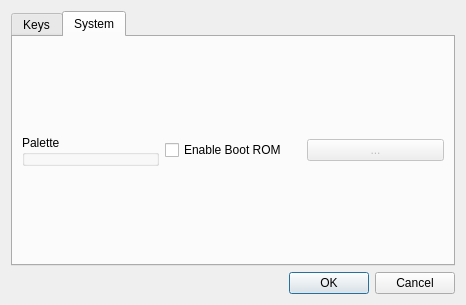
Before: the Qt Designer form srcs/ui/Preference.ui in noctuelles/gbemu, drawn with Qt 5.
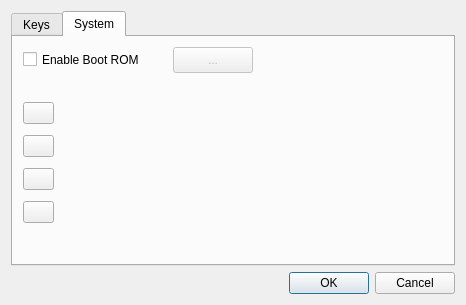
After: the same form once the commit is applied.

Commit message: feat: refactored settings. color picker.

Patch:
```diff
--- a/srcs/ui/Preference.ui
+++ b/srcs/ui/Preference.ui
@@ -182,49 +182,75 @@
       <attribute name="title">
        <string>System</string>
       </attribute>
-      <layout class="QVBoxLayout" name="verticalLayout_4">
-       <item>
-        <layout class="QHBoxLayout" name="horizontalLayout_10">
-         <item>
-          <widget class="QGroupBox" name="groupBox">
-           <property name="title">
-            <string>Palette</string>
-           </property>
-           <widget class="QPushButton" name="color">
+      <widget class="QWidget" name="verticalLayoutWidget">
             <property name="geometry">
              <rect>
-              <x>20</x>
-              <y>40</y>
-              <width>94</width>
-              <height>26</height>
-             </rect>
-            </property>
+         <x>10</x>
+         <y>60</y>
+         <width>31</width>
+         <height>131</height>
+        </rect>
+       </property>
+       <layout class="QVBoxLayout" name="verticalLayout_2">
+        <item>
+         <widget class="QPushButton" name="color0">
             <property name="text">
-             <string>Color</string>
-            </property>
-           </widget>
+           <string/>
+          </property>
+         </widget>
+        </item>
+        <item>
+         <widget class="QPushButton" name="color1">
+          <property name="text">
+           <string/>
+          </property>
           </widget>
          </item>
          <item>
+         <widget class="QPushButton" name="color2">
+          <property name="text">
+           <string/>
+          </property>
+         </widget>
+        </item>
+        <item>
+         <widget class="QPushButton" name="color3">
+          <property name="text">
+           <string/>
+          </property>
+         </widget>
+        </item>
+       </layout>
+      </widget>
           <widget class="QCheckBox" name="enableBootRomCheckbox">
+       <property name="geometry">
+        <rect>
+         <x>10</x>
+         <y>11</y>
+         <width>144</width>
+         <height>23</height>
+        </rect>
+       </property>
            <property name="text">
             <string>Enable Boot ROM</string>
            </property>
           </widget>
-         </item>
-         <item>
           <widget class="QPushButton" name="pickBootRom">
            <property name="enabled">
             <bool>false</bool>
            </property>
+       <property name="geometry">
+        <rect>
+         <x>160</x>
+         <y>10</y>
+         <width>80</width>
+         <height>26</height>
+        </rect>
+       </property>
            <property name="text">
             <string>...</string>
            </property>
           </widget>
-         </item>
-        </layout>
-       </item>
-      </layout>
      </widget>
     </widget>
    </item>
```
Lines whose indentation alone changed are shown as unchanged. The commit also changes 6 other files.
